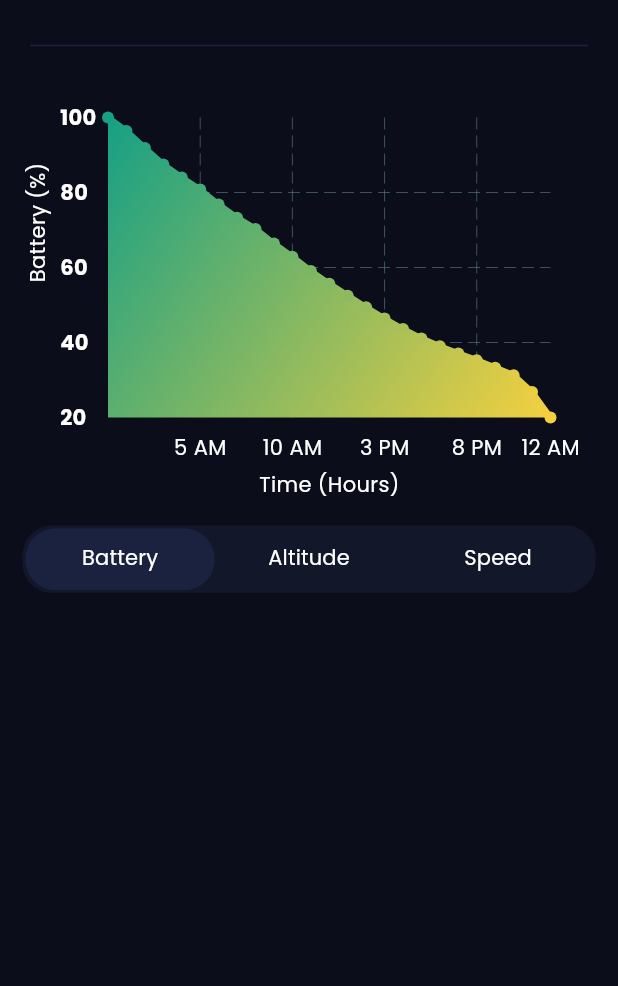
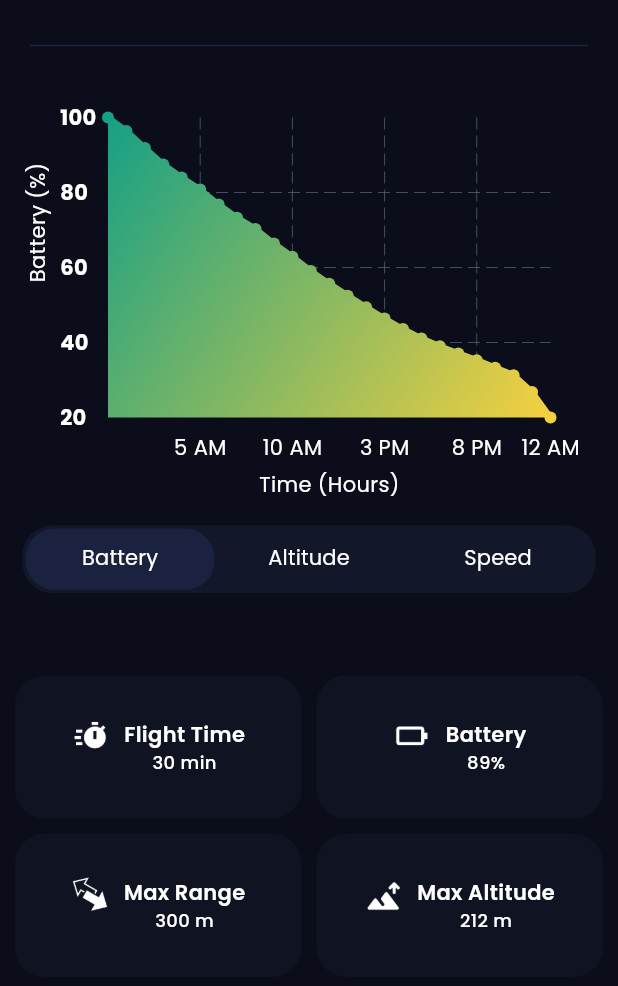
Before and after one commit to kaidoj/first-flutter-app, a Flutter app: the screen it shows after launch, on a phone screen of 412 x 824 dp, the part 91-1077 px from its top. Run offline on Flutter 3.47's test engine with Material 3 defaults, Android fonts, the phone set to English and light mode, and no system bars; drawn by our look-alikes of fl_chart; our stand-ins replace google_fonts.

Commit message:
Added info blocks

```diff
--- /dev/null
+++ b/lib/grid/grid_item.dart
@@ -0,0 +1,57 @@
+import 'package:flutter/material.dart';
+import 'package:google_fonts/google_fonts.dart';
+import 'package:first_app/resources/app_colors.dart';
+
+class GridItem extends StatelessWidget {
+  const GridItem({super.key, required this.title, required this.value, required this.icon});
+
+  final String title;
+  final String value;
+  final String icon;
+
+  @override
+  Widget build(BuildContext context) {
+    return  Container(
+      alignment: Alignment.center,
+      decoration: BoxDecoration(
+        color: AppColors.contentColorDarkGray.withOpacity(0.5),
+        borderRadius: BorderRadius.circular(20.0),
+      ),
+      child: Row(
+        mainAxisAlignment: MainAxisAlignment.center,
+        children: [
+          Column(
+            mainAxisAlignment: MainAxisAlignment.center,
+            children: [
+              Padding(
+                padding: const EdgeInsets.only(bottom: 15, right: 10),
+                child: Image.asset(icon, height: 25)
+              ),
+            ],
+          ),
+          Column(
+            mainAxisAlignment: MainAxisAlignment.center,
+            children: [
+              Text(
+                title,
+                style: GoogleFonts.poppins(
+                  color: AppColors.contentColorWhite,
+                  fontSize: 14,
+                  fontWeight: FontWeight.w600,
+                ),
+              ),
+              Text(
+                value,
+                style: GoogleFonts.poppins(
+                  color: AppColors.contentColorWhite,
+                  fontSize: 12,
+                  fontWeight: FontWeight.w500,
+                ),
+              ),
+            ],
+          ),
+        ],
+      )
+    );
+  }
+}
--- a/lib/main.dart
+++ b/lib/main.dart
@@ -1,6 +1,8 @@
+import 'package:first_app/grid/grid_item.dart';
 import 'package:flutter/material.dart';
 import 'package:first_app/resources/app_colors.dart';
 import 'package:first_app/tabs/chart_tabs.dart';
+import 'package:first_app/grid/grid_item.dart';
 
 void main() {
   runApp(const MyApp());
@@ -106,8 +108,7 @@ class _MyHomePageState extends State<MyHomePage> {
                   indent: 20,
                   endIndent: 0,
                   color: AppColors.dividerColor,
-              )
-            ),
+                )),
             Padding(
               padding: EdgeInsets.symmetric(
                 horizontal: horizontalPadding,
@@ -117,7 +118,26 @@ class _MyHomePageState extends State<MyHomePage> {
                 width: MediaQuery.sizeOf(context).width,
                 child: const ChartTabs(),
               ),
-            )
+            ),
+            Container(
+              height: 300,
+              child: Padding(
+                padding: EdgeInsets.symmetric(
+                  horizontal: horizontalPadding,
+                  vertical: verticalPadding,
+                ),
+                child: GridView.count(
+                  childAspectRatio: 2,
+                  crossAxisCount: 2, // 2 columns
+                  crossAxisSpacing: 10.0,
+                  mainAxisSpacing: 10.0,
+                  children: [
+                    GridItem(title: 'Flight Time', value: '30 min', icon: 'lib/icons/timer.png'),
+                    GridItem(title: 'Battery', value: '89%', icon: 'lib/icons/battery.png'),
+                    GridItem(title: 'Max Range', value: '300 m', icon: 'lib/icons/range.png'),
+                    GridItem(title: 'Max Altitude', value: '212 m', icon: 'lib/icons/altitude.png'),
+                  ],
+                )))
           ],
         )));
   }
```
Also changed, not shown: lib/icons/altitude.png (added), lib/icons/battery.png (added), lib/icons/range.png (added), lib/icons/timer.png (added). Lines whose indentation alone changed are shown as unchanged.
